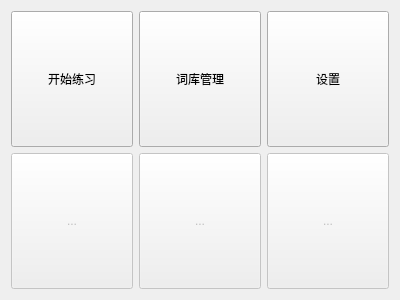
Old version of the form Word_Sentence exercise tool/index_menu.ui in the repository ArmoredP1g/WordPass.
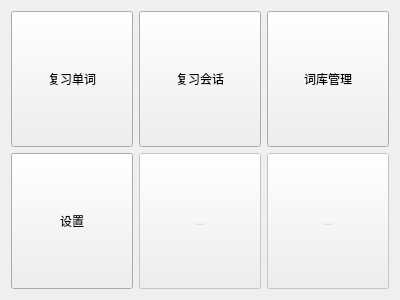
New version of the form.

```diff
--- a/Word_Sentence exercise tool/index_menu.ui
+++ b/Word_Sentence exercise tool/index_menu.ui
@@ -27,7 +27,23 @@
           </sizepolicy>
          </property>
          <property name="text">
-          <string>开始练习</string>
+          <string>复习单词</string>
+         </property>
+        </widget>
+       </item>
+       <item>
+        <widget class="QToolButton" name="tb_goSentence">
+         <property name="enabled">
+          <bool>true</bool>
+         </property>
+         <property name="sizePolicy">
+          <sizepolicy hsizetype="Preferred" vsizetype="Preferred">
+           <horstretch>0</horstretch>
+           <verstretch>0</verstretch>
+          </sizepolicy>
+         </property>
+         <property name="text">
+          <string>复习会话</string>
          </property>
         </widget>
        </item>
@@ -44,28 +60,12 @@
          </property>
         </widget>
        </item>
-       <item>
-        <widget class="QToolButton" name="tb_Setting">
-         <property name="sizePolicy">
-          <sizepolicy hsizetype="Preferred" vsizetype="Preferred">
-           <horstretch>0</horstretch>
-           <verstretch>0</verstretch>
-          </sizepolicy>
-         </property>
-         <property name="text">
-          <string>设置</string>
-         </property>
-        </widget>
-       </item>
       </layout>
      </item>
      <item>
       <layout class="QHBoxLayout" name="horizontalLayout_2">
        <item>
-        <widget class="QToolButton" name="toolButton_4">
-         <property name="enabled">
-          <bool>false</bool>
-         </property>
+        <widget class="QToolButton" name="tb_Setting">
          <property name="sizePolicy">
           <sizepolicy hsizetype="Preferred" vsizetype="Preferred">
            <horstretch>0</horstretch>
@@ -73,7 +73,7 @@
           </sizepolicy>
          </property>
          <property name="text">
-          <string>...</string>
+          <string>设置</string>
          </property>
         </widget>
        </item>
```
Left out of the diff: 2 changed lines with no effect on the pictures.
